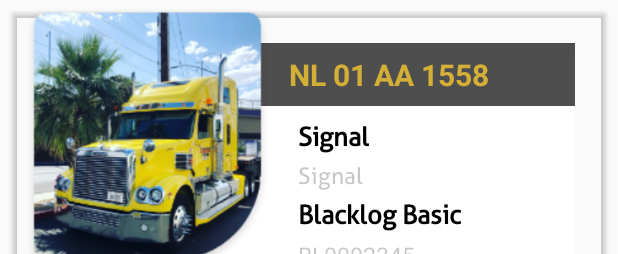
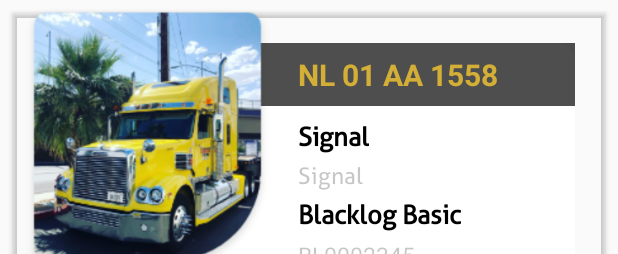
Before and after one commit to karan9617/Blacklog, an Android app: the layout layout_trucks.xml on its own in the app's theme, with its tools: preview values and no code run, on a phone screen of 412 x 824 dp. Shown: the top 254 px of the screen. Run offline under Robolectric (Android 15) with nearby library versions, the phone set to English and light mode, and no system bars; network calls fail; Roboto replaces fonts that are not available here.

Commit message:
commit(19/10/2020)

```diff
--- a/app/src/main/java/com/notepadone/blacklog/MapsActivity.java
+++ b/app/src/main/java/com/notepadone/blacklog/MapsActivity.java
@@ -10,6 +10,7 @@ import android.view.View;
 import android.view.Window;
 import android.view.WindowManager;
 import android.widget.ImageView;
+import android.widget.Toast;
 
 import com.google.android.gms.maps.CameraUpdateFactory;
 import com.google.android.gms.maps.GoogleMap;
@@ -85,6 +86,7 @@ public class MapsActivity extends FragmentActivity implements OnMapReadyCallback
             LatLng sydney = new LatLng(Double.parseDouble(lat),Double.parseDouble(longitude));
             mMap.addMarker(new MarkerOptions().position(sydney).title("Current Location"));
             mMap.moveCamera(CameraUpdateFactory.newLatLng(sydney));
+            Toast.makeText(getApplicationContext(),"Location not available",Toast.LENGTH_LONG).show();
         }
         else{
             LatLng sydney = new LatLng(Double.parseDouble(lat),Double.parseDouble(longitude));
--- a/app/src/main/res/layout/activity_main2.xml
+++ b/app/src/main/res/layout/activity_main2.xml
@@ -27,14 +27,13 @@
         android:layout_alignParentBottom="true"
         android:id="@+id/dots"
         >
-
-
     </LinearLayout>
 
     <Button
         android:layout_width="match_parent"
         android:layout_height="wrap_content"
         android:text="login"
+        android:layout_marginLeft="5dp"
         android:layout_marginRight="5dp"
         android:layout_marginBottom="5dp"
         android:background="#54D4AF37"
--- a/app/src/main/res/layout/activity_register.xml
+++ b/app/src/main/res/layout/activity_register.xml
@@ -34,6 +34,7 @@
         android:layout_width="match_parent"
         android:layout_height="wrap_content"
 
+        android:layout_alignBottom="@+id/logoblacklog"
         android:layout_alignParentBottom="true"
         android:layout_marginBottom="30dp"
         android:orientation="vertical"
--- a/app/src/main/res/layout/layout_trucks.xml
+++ b/app/src/main/res/layout/layout_trucks.xml
@@ -6,7 +6,7 @@
     android:orientation="vertical"
     android:layout_margin="3dp"
     android:background="#00000000"
-    android:layout_marginBottom="10dp"
+    android:layout_marginBottom="13dp"
     >
 
     <FrameLayout
@@ -62,7 +62,7 @@
                     android:paddingRight="33dp"
                     android:text="NL 01 AA 1558"
                     android:textStyle="bold"
-
+                    android:paddingLeft="12dp"
                     android:paddingTop="7dp"
                     android:paddingBottom="7dp"
                     android:textAppearance="@style/Base.TextAppearance.AppCompat.Small"
--- a/app/src/main/res/values/strings.xml
+++ b/app/src/main/res/values/strings.xml
@@ -13,4 +13,6 @@
     <string name="password">Password</string>
     <string name="username">Username</string>
     <string name="forgot_password">Forgot Password</string>
+
+    <string name="serverurl">tcp://otomator.com:1883</string>
 </resources>
```
Also changed, not shown: app/src/main/java/com/notepadone/blacklog/Trucksinfo/TrucksInfo.java (+2 -33 lines).
